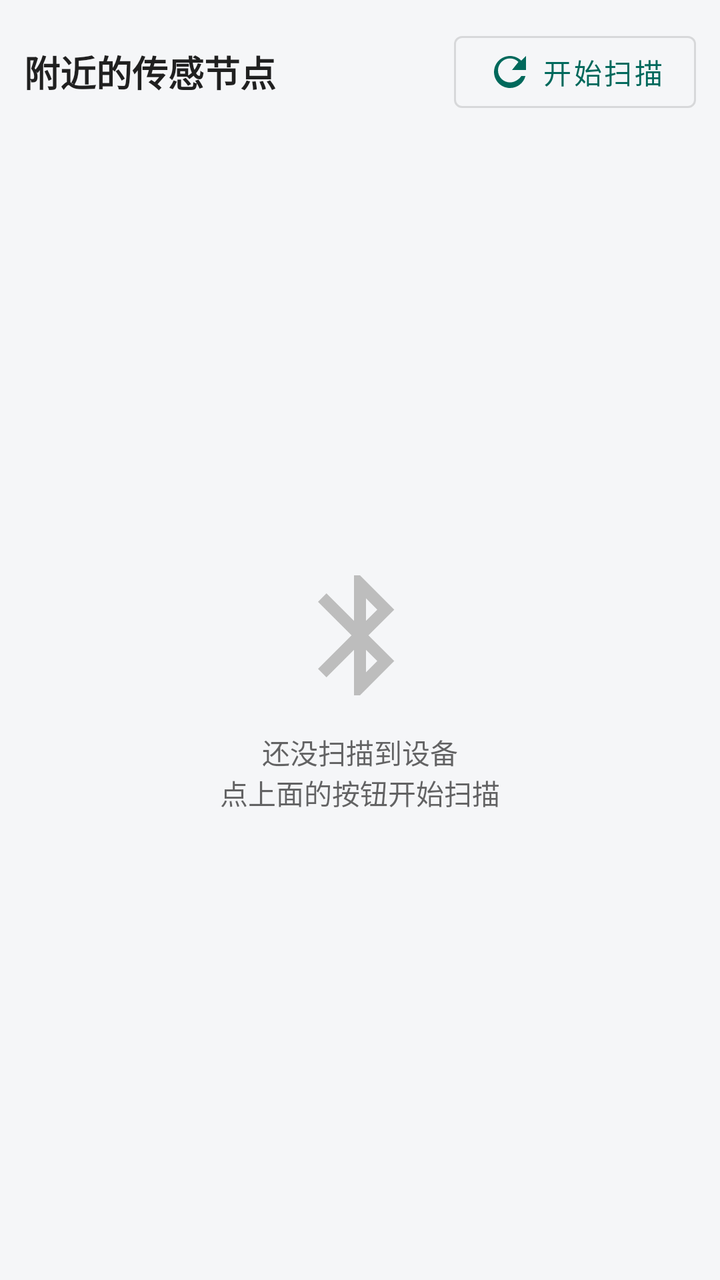
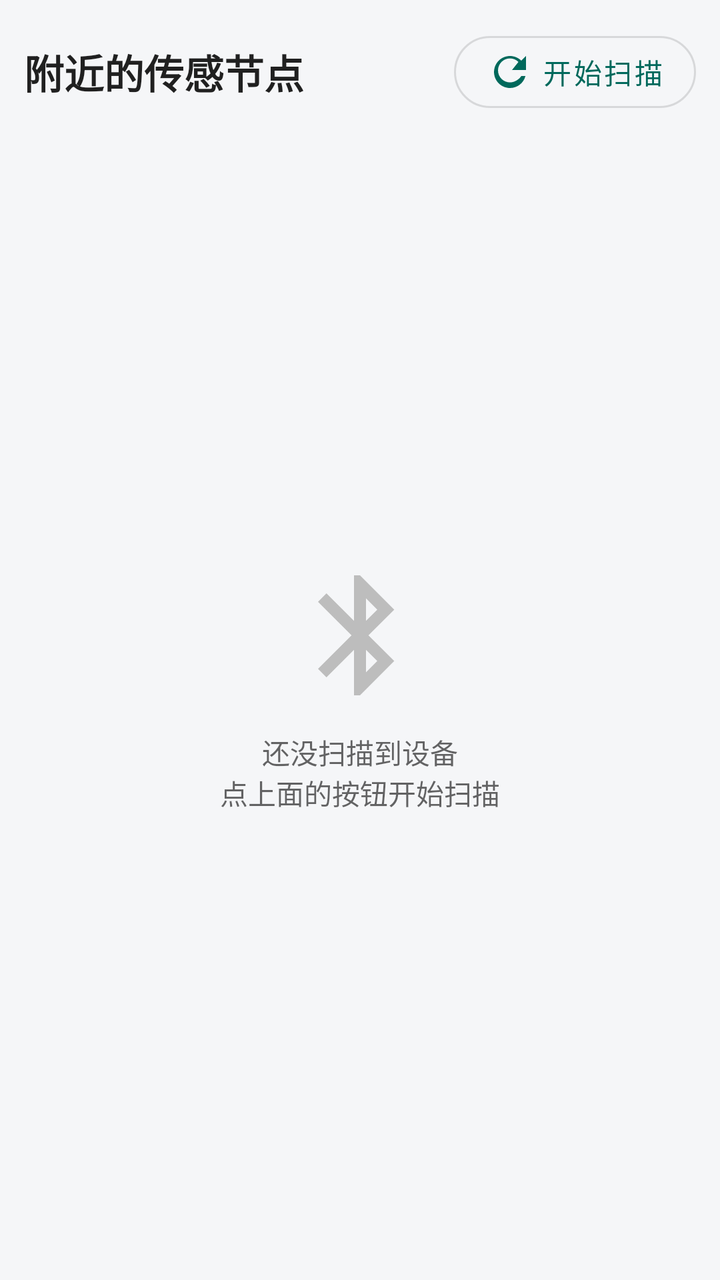

Screens rendered from an Android XML layout before and after an edit, with the pre-edit source and the edit as a unified diff.
<!-- AndroidManifest.xml: application theme Theme.SensorHub -->
<!-- res/layout/fragment_device_list.xml -->
<?xml version="1.0" encoding="utf-8"?>
<androidx.constraintlayout.widget.ConstraintLayout xmlns:android="http://schemas.android.com/apk/res/android"
    xmlns:app="http://schemas.android.com/apk/res-auto"
    android:layout_width="match_parent"
    android:layout_height="match_parent"
    android:padding="12dp">

    
    <LinearLayout
        android:id="@+id/toolbarRow"
        android:layout_width="0dp"
        android:layout_height="wrap_content"
        android:gravity="center_vertical"
        android:orientation="horizontal"
        app:layout_constraintEnd_toEndOf="parent"
        app:layout_constraintStart_toStartOf="parent"
        app:layout_constraintTop_toTopOf="parent">

        <TextView
            android:layout_width="0dp"
            android:layout_height="wrap_content"
            android:layout_weight="1"
            android:text="@string/devices_title"
            android:textSize="18sp"
            android:textStyle="bold"
            android:textColor="@color/text_primary" />

        <com.google.android.material.button.MaterialButton
            android:id="@+id/btnScan"
            style="@style/Widget.MaterialComponents.Button.OutlinedButton"
            android:layout_width="wrap_content"
            android:layout_height="wrap_content"
            android:text="@string/btn_start_scan"
            app:icon="@drawable/ic_refresh" />

    </LinearLayout>

    
    <ProgressBar
        android:id="@+id/progressBar"
        android:layout_width="wrap_content"
        android:layout_height="wrap_content"
        android:visibility="gone"
        app:layout_constraintBottom_toBottomOf="parent"
        app:layout_constraintEnd_toEndOf="parent"
        app:layout_constraintStart_toStartOf="parent"
        app:layout_constraintTop_toBottomOf="@id/toolbarRow" />

    
    <LinearLayout
        android:id="@+id/emptyState"
        android:layout_width="wrap_content"
        android:layout_height="wrap_content"
        android:gravity="center"
        android:orientation="vertical"
        android:visibility="visible"
        app:layout_constraintBottom_toBottomOf="parent"
        app:layout_constraintEnd_toEndOf="parent"
        app:layout_constraintStart_toStartOf="parent"
        app:layout_constraintTop_toBottomOf="@id/toolbarRow">

        <ImageView
            android:layout_width="72dp"
            android:layout_height="72dp"
            android:contentDescription="@string/devices_empty"
            android:src="@drawable/ic_bluetooth"
            app:tint="@color/disabled" />

        <TextView
            android:layout_width="wrap_content"
            android:layout_height="wrap_content"
            android:layout_marginTop="12dp"
            android:gravity="center"
            android:text="@string/devices_empty"
            android:textColor="@color/text_secondary"
            android:textSize="14sp" />

    </LinearLayout>

    
    <LinearLayout
        android:id="@+id/errorState"
        android:layout_width="0dp"
        android:layout_height="wrap_content"
        android:gravity="center"
        android:orientation="vertical"
        android:visibility="gone"
        app:layout_constraintBottom_toBottomOf="parent"
        app:layout_constraintEnd_toEndOf="parent"
        app:layout_constraintStart_toStartOf="parent"
        app:layout_constraintTop_toBottomOf="@id/toolbarRow">

        <ImageView
            android:layout_width="56dp"
            android:layout_height="56dp"
            android:contentDescription="@string/devices_error"
            android:src="@drawable/ic_warning"
            app:tint="@color/danger" />

        <TextView
            android:id="@+id/tvError"
            android:layout_width="wrap_content"
            android:layout_height="wrap_content"
            android:layout_marginTop="8dp"
            android:gravity="center"
            android:textColor="@color/danger"
            android:textSize="14sp" />

        <com.google.android.material.button.MaterialButton
            android:id="@+id/btnRetry"
            android:layout_width="wrap_content"
            android:layout_height="wrap_content"
            android:layout_marginTop="12dp"
            android:text="@string/btn_retry" />

    </LinearLayout>

    
    <androidx.recyclerview.widget.RecyclerView
        android:id="@+id/recyclerDevices"
        android:layout_width="0dp"
        android:layout_height="0dp"
        android:layout_marginTop="12dp"
        android:visibility="gone"
        app:layout_constraintBottom_toBottomOf="parent"
        app:layout_constraintEnd_toEndOf="parent"
        app:layout_constraintStart_toStartOf="parent"
        app:layout_constraintTop_toBottomOf="@id/toolbarRow" />

</androidx.constraintlayout.widget.ConstraintLayout>
<!-- resources referenced by this layout -->
<resources>
  <color name="danger">#FFC62828</color>
  <color name="disabled">#FFBDBDBD</color>
  <color name="text_primary">#DE000000</color>
  <color name="text_secondary">#99000000</color>
  <!-- drawable ic_bluetooth (drawable) -->
  <?xml version="1.0" encoding="utf-8"?>
  <vector xmlns:android="http://schemas.android.com/apk/res/android"
      android:width="24dp"
      android:height="24dp"
      android:viewportWidth="24"
      android:viewportHeight="24"
      android:tint="?attr/colorControlNormal">
      <path
          android:fillColor="@android:color/white"
          android:pathData="M17.71,7.71L12,2h-1v7.59L6.41,5 5,6.41 10.59,12 5,17.59 6.41,19 11,14.41V22h1l5.71,-5.71 -4.3,-4.29 4.3,-4.29zM13,5.83l1.88,1.88L13,9.59V5.83zM14.88,16.29L13,18.17v-3.76l1.88,1.88z" />
  </vector>
  <!-- drawable ic_refresh (drawable) -->
  <?xml version="1.0" encoding="utf-8"?>
  <vector xmlns:android="http://schemas.android.com/apk/res/android"
      android:width="24dp"
      android:height="24dp"
      android:viewportWidth="24"
      android:viewportHeight="24"
      android:tint="?attr/colorControlNormal">
      <path
          android:fillColor="@android:color/white"
          android:pathData="M17.65,6.35C16.2,4.9 14.21,4 12,4c-4.42,0 -7.99,3.58 -7.99,8s3.57,8 7.99,8c3.73,0 6.84,-2.55 7.73,-6h-2.08C16.87,15.31 14.62,17.2 12,17.2c-3.31,0 -6,-2.69 -6,-6s2.69,-6 6,-6c1.66,0 3.14,0.69 4.22,1.78L13,11h7V4l-2.35,2.35z" />
  </vector>
  <!-- drawable ic_warning (drawable) -->
  <?xml version="1.0" encoding="utf-8"?>
  <vector xmlns:android="http://schemas.android.com/apk/res/android"
      android:width="24dp"
      android:height="24dp"
      android:viewportWidth="24"
      android:viewportHeight="24"
      android:tint="?attr/colorControlNormal">
      <path
          android:fillColor="@android:color/white"
          android:pathData="M1,21h22L12,2 1,21zM13,18h-2v-2h2v2zM13,14h-2v-4h2v4z" />
  </vector>
  <string name="btn_retry">重试</string>
  <string name="btn_start_scan">开始扫描</string>
  <string name="devices_empty">还没扫描到设备\n点上面的按钮开始扫描</string>
  <string name="devices_error">扫描失败：%1$s</string>
  <string name="devices_title">附近的传感节点</string>
  <style name="Theme.SensorHub" parent="Theme.MaterialComponents.DayNight.NoActionBar">
          <item name="colorPrimary">@color/primary</item>
          <item name="colorPrimaryVariant">@color/primary_variant</item>
          <item name="colorSecondary">@color/secondary</item>
          <item name="android:colorBackground">@color/bg_page</item>
          <item name="android:statusBarColor" tools:targetApi="l">@color/primary_variant</item>
          <item name="android:windowLightStatusBar" tools:targetApi="m">false</item>
          <item name="android:navigationBarColor" tools:targetApi="l">@color/bg_page</item>
      </style>
  <color name="primary">#FF00695C</color>
  <color name="primary_variant">#FF004D40</color>
  <color name="secondary">#FF0288D1</color>
  <color name="bg_page">#FFF5F6F8</color>
</resources>

<!-- the commit's change to res/layout/fragment_device_list.xml (unified diff, before → after) -->
@@ -21,7 +21,7 @@
             android:layout_height="wrap_content"
             android:layout_weight="1"
             android:text="@string/devices_title"
-            android:textSize="18sp"
+            android:textSize="20sp"
             android:textStyle="bold"
             android:textColor="@color/text_primary" />
 
<!-- resource entries referenced after the edit -->
@@ -53,10 +53,16 @@
           <item name="android:statusBarColor" tools:targetApi="l">@color/primary_variant</item>
           <item name="android:windowLightStatusBar" tools:targetApi="m">false</item>
           <item name="android:navigationBarColor" tools:targetApi="l">@color/bg_page</item>
+  
+          
+          <item name="shapeAppearanceSmallComponent">@style/ShapeAppearance.SensorHub.SmallComponent</item>
       </style>
   <color name="primary">#FF00695C</color>
   <color name="primary_variant">#FF004D40</color>
   <color name="secondary">#FF0288D1</color>
   <color name="bg_page">#FFF5F6F8</color>
+  <style name="ShapeAppearance.SensorHub.SmallComponent" parent="ShapeAppearance.MaterialComponents.SmallComponent">
+          <item name="cornerSize">20dp</item>
+      </style>
 </resources>
 
